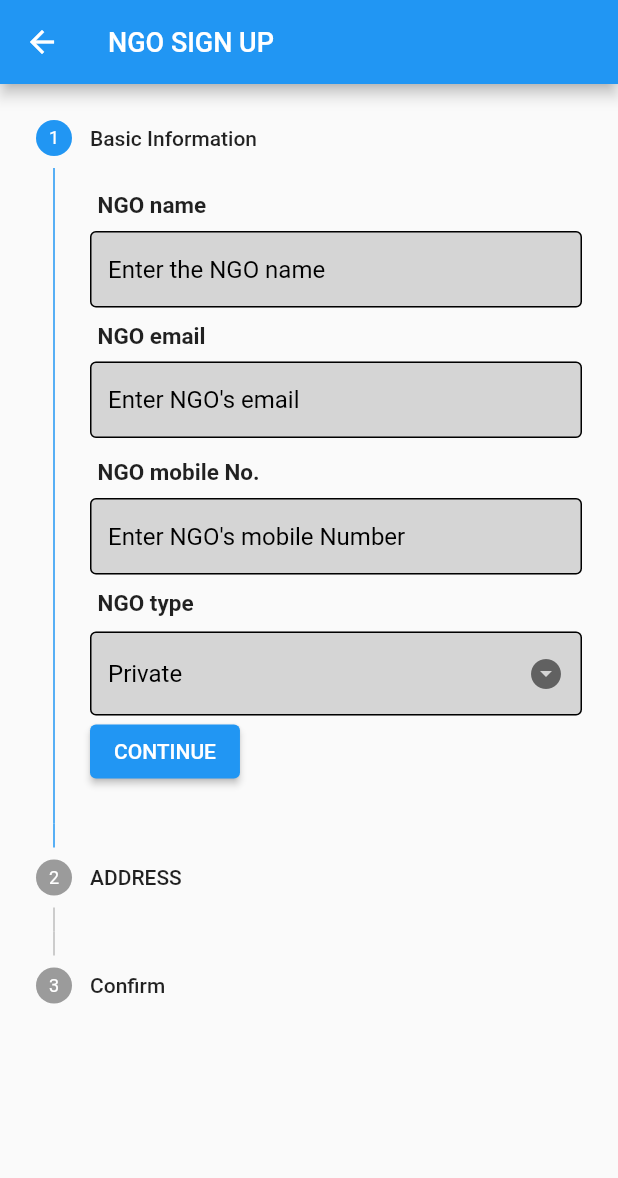
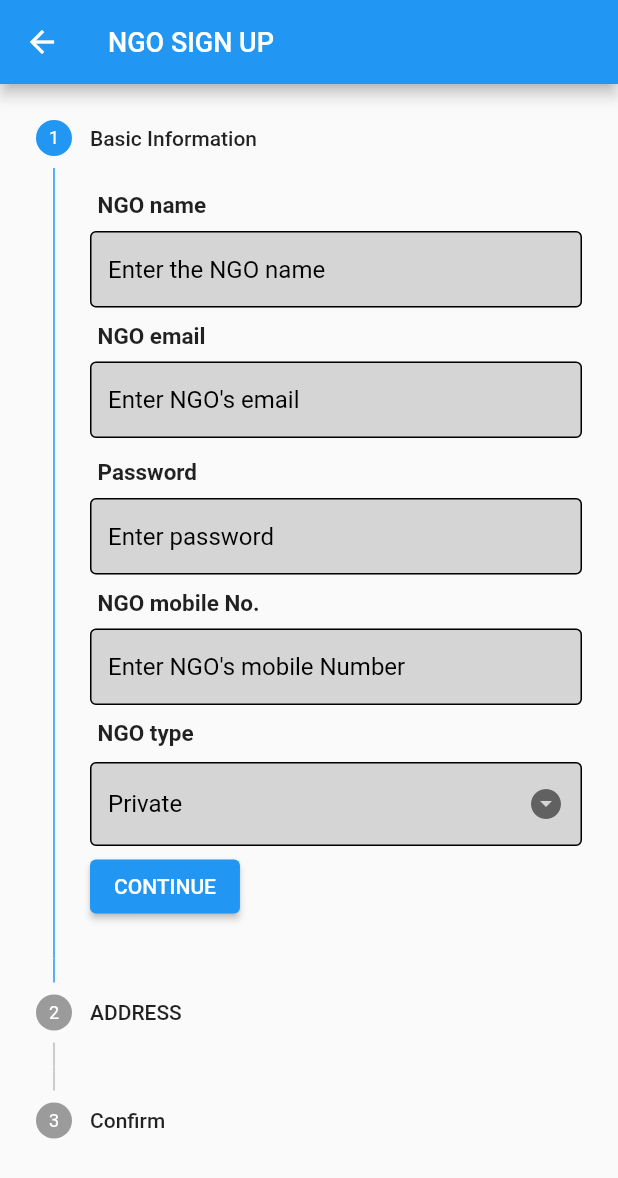
Before and after one commit to DIVYESH-GITHUB/food_for_all, a Flutter app: the NgoSignUpScreen screen opened directly, on a phone screen of 412 x 824 dp. Shown: the top 1178 px of the screen. Run offline on Flutter 3.47's test engine with Material 2 defaults, Android fonts, the phone set to English and light mode, and no system bars; our stand-ins replace firebase_auth, firebase_core, firebase_database, get, google_fonts; missing offline and left inert: country_state_city_picker; accounts and stored records are empty.

Commit message:
NGO SIGNUP AUTH AND ALL NGO DATA STORED

```diff
--- /dev/null
+++ b/lib/auth/firebase/ngo_sign_up.dart
@@ -0,0 +1,95 @@
+import 'package:firebase_auth/firebase_auth.dart';
+import 'package:food_for_all/auth/firebase/store_ngo_data.dart';
+import 'package:food_for_all/widgets/snack_bar.dart';
+import 'package:get/get.dart';
+import '../../screens/ngo_verify_screen.dart';
+
+class NgoSignUp {
+  bool isValidated = true;
+  final _auth = FirebaseAuth.instance;
+
+  validate(
+    String name,
+    String email,
+    String password,
+    String mobileNumber,
+    String ngoType,
+    String ngoAddress,
+    String ngoCountry,
+    String ngoState,
+    String ngoCity,
+  ) {
+    if (name.isEmpty ||
+        email.isEmpty ||
+        password.isEmpty ||
+        mobileNumber.isEmpty ||
+        ngoType.isEmpty ||
+        ngoCountry.isEmpty ||
+        ngoState.isEmpty ||
+        ngoCity.isEmpty ||
+        ngoAddress.isEmpty) {
+      snackBar("SIGN UP ERROR", 'some of the fields are empty');
+      return;
+    }
+
+    if (!RegExp(r"^[a-z A-Z]+$").hasMatch(name)) {
+      snackBar("SIGN UP ERROR", "please enter a valid name");
+      return;
+    }
+    if (!RegExp(
+            r"^[a-zA-Z0-9.a-zA-Z0-9.!#$%&'*+-/=?^_`{|}~]+@[a-zA-Z0-9]+\.[a-zA-Z]+")
+        .hasMatch(email)) {
+      snackBar("SIGN UP ERROR", "Please enter a valid email");
+      return;
+    }
+    if (!RegExp(r"^(\+?\d[\d -]{8,12}\d)").hasMatch(mobileNumber)) {
+      snackBar("SIGN UP ERROR", "Please enter a valid mobile number");
+      return;
+    }
+    signUp(
+      name,
+      email,
+      password,
+      mobileNumber,
+      ngoType,
+      ngoAddress,
+      ngoCountry,
+      ngoState,
+      ngoCity,
+    );
+  }
+
+  signUp(
+    String name,
+    String email,
+    String password,
+    String mobileNumber,
+    String ngoType,
+    String ngoAddress,
+    String ngoCountry,
+    String ngoState,
+    String ngoCity,
+  ) async {
+    try {
+      await _auth.createUserWithEmailAndPassword(
+        email: email,
+        password: password,
+      );
+    } on FirebaseAuthException catch (e) {
+      snackBar('SIGN UP ERROR', e.message.toString());
+    } catch (e) {
+      snackBar("SIGN UP ERROR", "GENERAL ERROR");
+    }
+    StoreNgoData().storeAllNgoData(
+      name,
+      email,
+      mobileNumber,
+      ngoType,
+      ngoAddress,
+      ngoCountry,
+      ngoState,
+      ngoCity,
+    );
+    Get.off(NgoVerifyScreen(name: name));
+  }
+}
--- /dev/null
+++ b/lib/auth/firebase/store_ngo_data.dart
@@ -0,0 +1,29 @@
+import 'package:firebase_database/firebase_database.dart';
+import 'package:food_for_all/models/ngo_model.dart';
+
+class StoreNgoData {
+  final allNgoRef = FirebaseDatabase.instance.ref('all-ngo');
+  final verifiedNgoRef = FirebaseDatabase.instance.ref('verified-ngo');
+  storeAllNgoData(
+    String name,
+    String email,
+    String mobileNumber,
+    String ngoType,
+    String ngoAddress,
+    String ngoCountry,
+    String ngoState,
+    String ngoCity,
+  ) async {
+    final NgoModel ngoData = NgoModel(
+      email: email,
+      mobileNumber: mobileNumber,
+      name: name,
+      ngoAddress: ngoAddress,
+      ngoCity: ngoCity,
+      ngoCountry: ngoCountry,
+      ngoState: ngoState,
+      ngoType: ngoType,
+    );
+    await allNgoRef.child(name).set(ngoData.toMap());
+  }
+}
--- a/lib/main.dart
+++ b/lib/main.dart
@@ -5,7 +5,7 @@ import 'package:firebase_core/firebase_core.dart';
 import 'package:flutter/material.dart';
 import 'package:food_for_all/firebase_options.dart';
 import 'package:food_for_all/screens/home_screen.dart';
-import 'package:food_for_all/screens/sign_in_screen.dart';
+import 'package:food_for_all/screens/ngo_verify_screen.dart';
 import 'package:get/get.dart';
 
 void main() async {
@@ -32,7 +32,7 @@ class _MyAppState extends State<MyApp> {
     return GetMaterialApp(
       home: _auth.currentUser?.emailVerified == true
           ? const HomeScreen()
-          : const SignInScreen(),
+          : const NgoVerifyScreen(),
       debugShowCheckedModeBanner: false,
     );
   }
--- a/lib/screens/ngo_sign_up.dart
+++ b/lib/screens/ngo_sign_up_screen.dart
@@ -1,8 +1,8 @@
 // ignore_for_file: avoid_print, unnecessary_string_interpolations, unnecessary_brace_in_string_interps
 
 import 'package:country_state_city_picker/country_state_city_picker.dart';
-import 'package:firebase_database/firebase_database.dart';
 import 'package:flutter/material.dart';
+import 'package:food_for_all/auth/firebase/ngo_sign_up.dart';
 import 'package:food_for_all/get_states/stepper.dart';
 import 'package:get/get.dart';
 
@@ -18,6 +18,7 @@ class _NgoSignUpScreenState extends State<NgoSignUpScreen> {
   final TextEditingController _email = TextEditingController();
   final TextEditingController _mobileNumber = TextEditingController();
   final TextEditingController _address = TextEditingController();
+  final TextEditingController _password = TextEditingController();
   String? countryValue;
   String? stateValue;
   String? cityValue;
@@ -127,6 +128,47 @@ class _NgoSignUpScreenState extends State<NgoSignUpScreen> {
                   left: 5,
                 ),
                 child: const Text(
+                  'Password',
+                  style: TextStyle(
+                    fontSize: 15,
+                    fontWeight: FontWeight.bold,
+                  ),
+                ),
+              ),
+              const SizedBox(
+                height: 8,
+              ),
+              TextField(
+                controller: _password,
+                obscureText: true,
+                keyboardType: TextInputType.visiblePassword,
+                decoration: InputDecoration(
+                  isDense: true,
+                  filled: true,
+                  fillColor: Colors.grey.withOpacity(
+                    0.4,
+                  ),
+                  hintText: 'Enter password',
+                  hintStyle: const TextStyle(
+                    color: Colors.black,
+                  ),
+                  enabledBorder: const OutlineInputBorder(
+                    borderSide: BorderSide(
+                      color: Colors.black,
+                    ),
+                  ),
+                  focusedBorder: const OutlineInputBorder(),
+                ),
+              ),
+              const SizedBox(
+                height: 10,
+              ),
+              Container(
+                alignment: Alignment.topLeft,
+                padding: const EdgeInsets.only(
+                  left: 5,
+                ),
+                child: const Text(
                   'NGO mobile No.',
                   style: TextStyle(
                     fontSize: 15,
@@ -210,6 +252,7 @@ class _NgoSignUpScreenState extends State<NgoSignUpScreen> {
                   });
                 },
               ),
+              space(),
             ],
           ),
         ),
@@ -307,15 +350,52 @@ class _NgoSignUpScreenState extends State<NgoSignUpScreen> {
                   fontWeight: FontWeight.bold,
                 ),
               ),
-              Text('NGO name : ${_name.text}'),
-              Text('NGO email : ${_email.text}'),
-              Text('Mobile No: ${_mobileNumber.text}'),
-              Text('NGO type : $_selectedItem'),
-              const Text('NGO address : '),
-              Text('${_address.text}'),
-              Text('Country : ${countryValue}'),
-              Text('State : ${stateValue}'),
-              Text('City : ${cityValue}'),
+              space(),
+              Text(
+                'NGO name :- ${_name.text}',
+                style: textStyle(),
+              ),
+              space(),
+              Text(
+                'NGO email :- ${_email.text}',
+                style: textStyle(),
+              ),
+              space(),
+              Text(
+                'Mobile No:- ${_mobileNumber.text}',
+                style: textStyle(),
+              ),
+              space(),
+              Text(
+                'NGO type :- $_selectedItem',
+                style: textStyle(),
+              ),
+              space(),
+              Text(
+                'NGO address :- ',
+                style: textStyle(),
+              ),
+              space(),
+              Text(
+                '${_address.text}',
+                style: textStyle(),
+              ),
+              space(),
+              Text(
+                'Country :- ${countryValue}',
+                style: textStyle(),
+              ),
+              space(),
+              Text(
+                'State :- ${stateValue}',
+                style: textStyle(),
+              ),
+              space(),
+              Text(
+                'City :- ${cityValue}',
+                style: textStyle(),
+              ),
+              space(),
             ],
           ),
         ),
@@ -325,6 +405,18 @@ class _NgoSignUpScreenState extends State<NgoSignUpScreen> {
             : StepState.indexed,
       ),
     ];
+  }
+
+  textStyle() {
+    return const TextStyle(
+      fontSize: 16,
+    );
+  }
+
+  space() {
+    return const SizedBox(
+      height: 3,
+    );
   }
 
   @override
@@ -346,7 +438,7 @@ class _NgoSignUpScreenState extends State<NgoSignUpScreen> {
             steps: stepList(),
             onStepContinue: () {
               if (controller.currentStep.value == stepList().length - 1) {
-                print('send data to sever');
+                null;
               } else {
                 controller.currentStep.value++;
               }
@@ -373,17 +465,22 @@ class _NgoSignUpScreenState extends State<NgoSignUpScreen> {
                     ),
                   ],
                 );
-              }
-              if (controller.currentStep.value == 2) {
+              } else if (controller.currentStep.value == 2) {
                 return Row(
                   children: [
                     ElevatedButton(
-                      onPressed: () {
-                        FirebaseDatabase.instance.ref('ngo').child('2').set({
-                          'name': _name.text,
-                          'email': _email.text,
-                          'number': _mobileNumber.text,
-                        });
+                      onPressed: () async {
+                        await NgoSignUp().validate(
+                          _name.text,
+                          _email.text,
+                          _password.text,
+                          _mobileNumber.text,
+                          _selectedItem.toString(),
+                          _address.text,
+                          countryValue.toString(),
+                          stateValue.toString(),
+                          cityValue.toString(),
+                        );
                       },
                       child: const Text(
                         'SUBMIT',
@@ -400,7 +497,7 @@ class _NgoSignUpScreenState extends State<NgoSignUpScreen> {
                     ),
                   ],
                 );
-              }
+              } else {
                 return Row(
                   children: [
                     ElevatedButton(
@@ -420,6 +517,7 @@ class _NgoSignUpScreenState extends State<NgoSignUpScreen> {
                     ),
                   ],
                 );
+              }
             },
           ),
         ),
--- a/lib/screens/sign_up_screen.dart
+++ b/lib/screens/sign_up_screen.dart
@@ -1,6 +1,6 @@
 import 'package:flutter/material.dart';
 import 'package:food_for_all/get_states/loading.dart';
-import 'package:food_for_all/screens/ngo_sign_up.dart';
+import 'package:food_for_all/screens/ngo_sign_up_screen.dart';
 import 'package:food_for_all/screens/sign_in_screen.dart';
 import 'package:food_for_all/widgets/text_field.dart';
 import 'package:get/get.dart';
```
Also changed, not shown: lib/models/ngo_model.dart (added, +45 -0 lines), lib/models/user_model.dart (added, +25 -0 lines), lib/screens/ngo_verify_screen.dart (added, +113 -0 lines), lib/widgets/snack_bar.dart (added, +14 -0 lines). Lines whose indentation alone changed are shown as unchanged.
